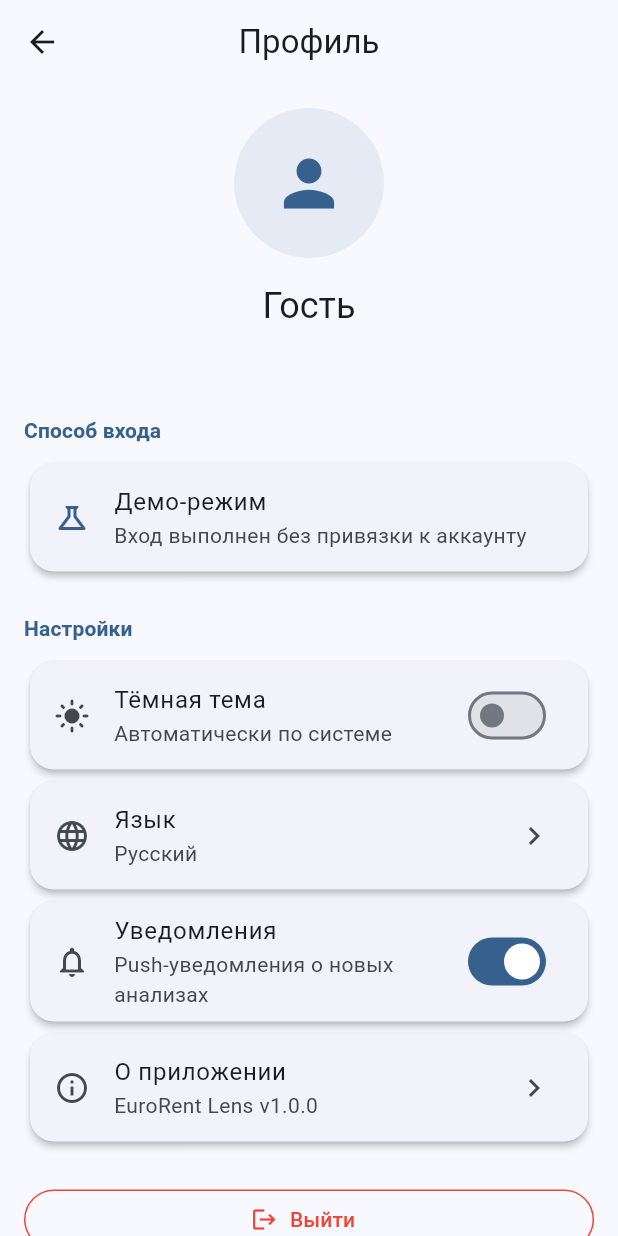
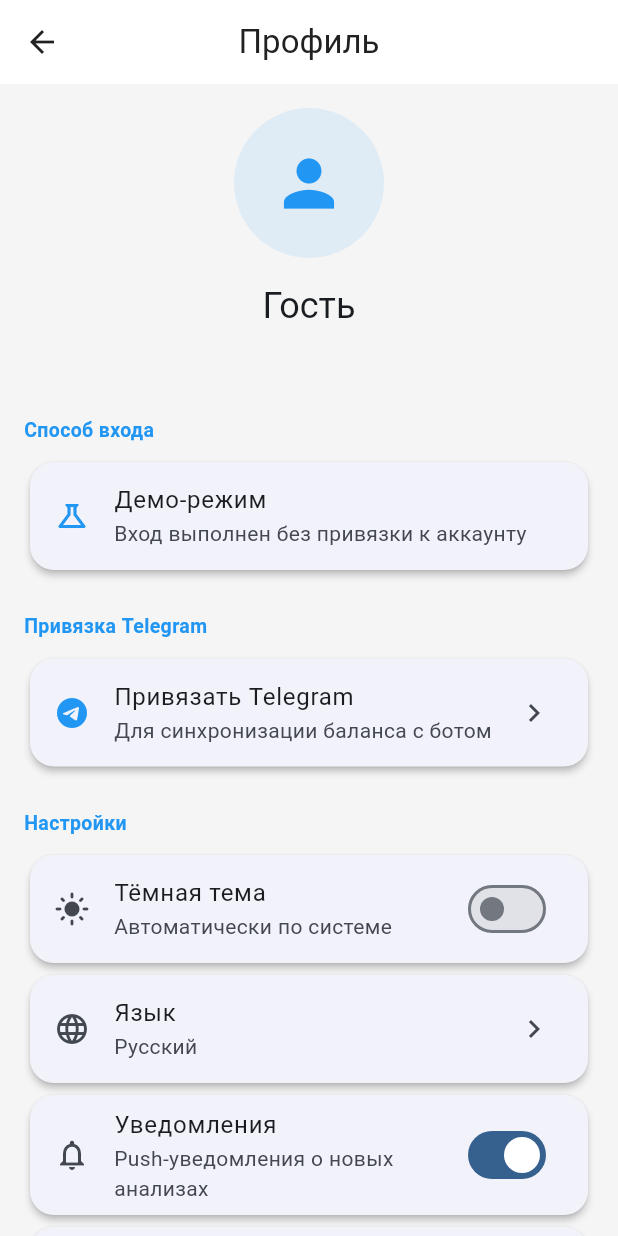
Before and after one commit to Kuper-666/EuroRent-Lens, a Flutter app: the ProfileScreen screen opened directly, on a phone screen of 412 x 824 dp. Run offline on Flutter 3.47's test engine with Material 3 defaults, Android fonts, the phone set to English and light mode, and no system bars; our stand-ins replace device_info_plus, dio, firebase_core, firebase_remote_config, flutter_markdown, flutter_riverpod and 5 more; missing offline and left inert: google_mlkit_text_recognition; accounts and stored records are empty; network calls fail.

Commit message:
fix: profile screen light theme + add Telegram account linking
- Fixed dark background by adding explicit backgroundColor: Color(0xFFF5F5F5)
- Consistent AppBar styling with other tabs
- New Telegram linking section with user ID input
- Shows linked status with option to unlink
- Stores linked ID in SharedPreferences

```diff
--- a/lib/features/profile/profile_screen.dart
+++ b/lib/features/profile/profile_screen.dart
@@ -1,20 +1,141 @@
 import 'package:flutter/material.dart';
+import 'package:flutter/services.dart';
 import 'package:flutter_riverpod/flutter_riverpod.dart';
+import 'package:shared_preferences/shared_preferences.dart';
 import '../../features/auth/auth_provider.dart';
 
-class ProfileScreen extends ConsumerWidget {
+class ProfileScreen extends ConsumerStatefulWidget {
   const ProfileScreen({super.key});
 
   @override
-  Widget build(BuildContext context, WidgetRef ref) {
+  ConsumerState<ProfileScreen> createState() => _ProfileScreenState();
+}
+
+class _ProfileScreenState extends ConsumerState<ProfileScreen> {
+  String? _linkedTelegramId;
+  bool _isLoading = true;
+
+  @override
+  void initState() {
+    super.initState();
+    _loadTelegramLink();
+  }
+
+  Future<void> _loadTelegramLink() async {
+    final prefs = await SharedPreferences.getInstance();
+    setState(() {
+      _linkedTelegramId = prefs.getString('linked_telegram_id');
+      _isLoading = false;
+    });
+  }
+
+  Future<void> _linkTelegram() async {
+    final controller = TextEditingController();
+    final result = await showDialog<String>(
+      context: context,
+      builder: (context) => AlertDialog(
+        title: const Text('Привязать Telegram'),
+        content: Column(
+          mainAxisSize: MainAxisSize.min,
+          children: [
+            const Text(
+              'Введите ваш Telegram user ID.\n\n'
+              'Чтобы узнать ID:\n'
+              '1. Откройте @userinfobot в Telegram\n'
+              '2. Нажмите Start\n'
+              '3. Скопируйте числовой ID',
+              style: TextStyle(fontSize: 13),
+            ),
+            const SizedBox(height: 16),
+            TextField(
+              controller: controller,
+              keyboardType: TextInputType.number,
+              decoration: const InputDecoration(
+                hintText: '123456789',
+                labelText: 'Telegram User ID',
+                prefixIcon: Icon(Icons.tag),
+              ),
+              autofocus: true,
+            ),
+          ],
+        ),
+        actions: [
+          TextButton(
+            onPressed: () => Navigator.pop(context),
+            child: const Text('Отмена'),
+          ),
+          ElevatedButton(
+            onPressed: () {
+              final id = controller.text.trim();
+              if (id.isNotEmpty && int.tryParse(id) != null) {
+                Navigator.pop(context, id);
+              }
+            },
+            child: const Text('Привязать'),
+          ),
+        ],
+      ),
+    );
+
+    if (result != null) {
+      final prefs = await SharedPreferences.getInstance();
+      await prefs.setString('linked_telegram_id', result);
+      setState(() => _linkedTelegramId = result);
+      if (mounted) {
+        ScaffoldMessenger.of(context).showSnackBar(
+          const SnackBar(content: Text('Telegram привязан!')),
+        );
+      }
+    }
+  }
+
+  Future<void> _unlinkTelegram() async {
+    final confirmed = await showDialog<bool>(
+      context: context,
+      builder: (context) => AlertDialog(
+        title: const Text('Отвязать Telegram?'),
+        content: const Text('Баланс и лимиты будут отвязаны от этого аккаунта.'),
+        actions: [
+          TextButton(
+            onPressed: () => Navigator.pop(context, false),
+            child: const Text('Отмена'),
+          ),
+          TextButton(
+            onPressed: () => Navigator.pop(context, true),
+            child: const Text('Отвязать'),
+          ),
+        ],
+      ),
+    );
+
+    if (confirmed == true) {
+      final prefs = await SharedPreferences.getInstance();
+      await prefs.remove('linked_telegram_id');
+      setState(() => _linkedTelegramId = null);
+      if (mounted) {
+        ScaffoldMessenger.of(context).showSnackBar(
+          const SnackBar(content: Text('Telegram отвязан')),
+        );
+      }
+    }
+  }
+
+  @override
+  Widget build(BuildContext context) {
     final authState = ref.watch(authProvider);
     final user = authState.user;
 
     return Scaffold(
+      backgroundColor: const Color(0xFFF5F5F5),
       appBar: AppBar(
         title: const Text('Профиль'),
+        backgroundColor: Colors.white,
+        foregroundColor: const Color(0xFF212121),
+        elevation: 0,
       ),
-      body: ListView(
+      body: _isLoading
+          ? const Center(child: CircularProgressIndicator())
+          : ListView(
               padding: const EdgeInsets.all(16),
               children: [
                 // User avatar and name
@@ -23,15 +144,15 @@ class ProfileScreen extends ConsumerWidget {
                     children: [
                       CircleAvatar(
                         radius: 50,
-                  backgroundColor: Theme.of(context).colorScheme.primary.withValues(alpha: 0.1),
+                        backgroundColor: const Color(0xFF2196F3).withValues(alpha: 0.1),
                         backgroundImage: user?.photoURL != null
                             ? NetworkImage(user!.photoURL!)
                             : null,
                         child: user?.photoURL == null
-                      ? Icon(
+                            ? const Icon(
                                 Icons.person,
                                 size: 50,
-                          color: Theme.of(context).colorScheme.primary,
+                                color: Color(0xFF2196F3),
                               )
                             : null,
                       ),
@@ -44,7 +165,7 @@ class ProfileScreen extends ConsumerWidget {
                       Text(
                         user?.email ?? '',
                         style: Theme.of(context).textTheme.bodyMedium?.copyWith(
-                    color: Theme.of(context).colorScheme.onSurfaceVariant,
+                          color: Colors.grey[600],
                         ),
                       ),
                     ],
@@ -53,7 +174,7 @@ class ProfileScreen extends ConsumerWidget {
 
                 const SizedBox(height: 32),
 
-          // Auth method info
+                // Auth method
                 _SectionHeader(title: 'Способ входа'),
                 Card(
                   child: ListTile(
@@ -61,7 +182,7 @@ class ProfileScreen extends ConsumerWidget {
                       user?.uid.startsWith('demo') ?? true
                           ? Icons.science_outlined
                           : Icons.g_mobiledata,
-                color: Theme.of(context).colorScheme.primary,
+                      color: const Color(0xFF2196F3),
                     ),
                     title: Text(
                       user?.uid.startsWith('demo') ?? true
@@ -78,10 +199,33 @@ class ProfileScreen extends ConsumerWidget {
 
                 const SizedBox(height: 24),
 
+                // Telegram linking
+                _SectionHeader(title: 'Привязка Telegram'),
+                Card(
+                  child: _linkedTelegramId != null
+                      ? ListTile(
+                          leading: const Icon(Icons.check_circle, color: Colors.green),
+                          title: const Text('Telegram привязан'),
+                          subtitle: Text('ID: $_linkedTelegramId'),
+                          trailing: TextButton(
+                            onPressed: _unlinkTelegram,
+                            child: const Text('Отвязать', style: TextStyle(color: Colors.red)),
+                          ),
+                        )
+                      : ListTile(
+                          leading: const Icon(Icons.telegram, color: Color(0xFF2196F3)),
+                          title: const Text('Привязать Telegram'),
+                          subtitle: const Text('Для синхронизации баланса с ботом'),
+                          trailing: const Icon(Icons.chevron_right),
+                          onTap: _linkTelegram,
+                        ),
+                ),
+
+                const SizedBox(height: 24),
+
                 // App settings
                 _SectionHeader(title: 'Настройки'),
 
-          // Theme
                 Card(
                   child: SwitchListTile(
                     secondary: Icon(
@@ -93,7 +237,6 @@ class ProfileScreen extends ConsumerWidget {
                     subtitle: const Text('Автоматически по системе'),
                     value: Theme.of(context).brightness == Brightness.dark,
                     onChanged: (value) {
-                // TODO: implement theme switching
                       ScaffoldMessenger.of(context).showSnackBar(
                         const SnackBar(content: Text('Тема переключается автоматически')),
                       );
@@ -101,7 +244,6 @@ class ProfileScreen extends ConsumerWidget {
                   ),
                 ),
 
-          // Language
                 Card(
                   child: ListTile(
                     leading: const Icon(Icons.language),
@@ -116,20 +258,16 @@ class ProfileScreen extends ConsumerWidget {
                   ),
                 ),
 
-          // Notifications
                 Card(
                   child: SwitchListTile(
                     secondary: const Icon(Icons.notifications_outlined),
                     title: const Text('Уведомления'),
                     subtitle: const Text('Push-уведомления о новых анализах'),
                     value: true,
-              onChanged: (value) {
-                // TODO: implement notifications toggle
-              },
+                    onChanged: (value) {},
                   ),
                 ),
 
-          // About
                 Card(
                   child: ListTile(
                     leading: const Icon(Icons.info_outline),
@@ -141,13 +279,13 @@ class ProfileScreen extends ConsumerWidget {
                         context: context,
                         applicationName: 'EuroRent Lens',
                         applicationVersion: '1.0.0',
-                  applicationIcon: Icon(
+                        applicationIcon: const Icon(
                           Icons.home_work,
                           size: 48,
-                    color: Theme.of(context).colorScheme.primary,
+                          color: Color(0xFF2196F3),
                         ),
-                  children: [
-                    const Text(
+                        children: const [
+                          Text(
                             'AI-анализ объявлений об аренде жилья в Европе.\n\n'
                             'Распознавание текста с фото, проверка цен, '
                             'скрытых платежей и рисков.',
@@ -212,8 +350,9 @@ class _SectionHeader extends StatelessWidget {
       padding: const EdgeInsets.only(bottom: 8),
       child: Text(
         title,
-        style: Theme.of(context).textTheme.titleSmall?.copyWith(
-          color: Theme.of(context).colorScheme.primary,
+        style: const TextStyle(
+          fontSize: 13,
+          color: Color(0xFF2196F3),
           fontWeight: FontWeight.bold,
         ),
       ),
```
Lines whose indentation alone changed are shown as unchanged.
